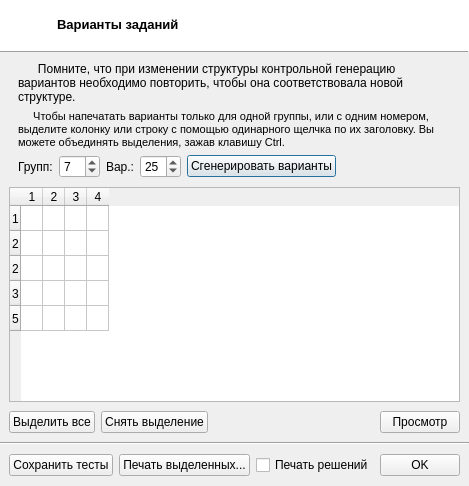
This is gui/dlgvariants.ui in gumbert/mentor2 as Qt 5 draws it before an edit. The edited form follows.
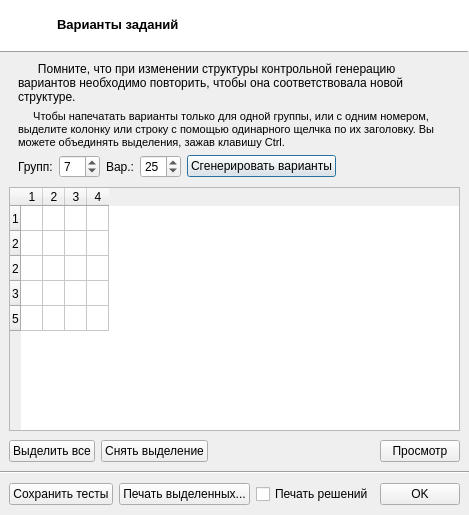
This is the edited form. Icons and pictures are not drawn.

Diff of the .ui file:
```diff
--- a/gui/dlgvariants.ui
+++ b/gui/dlgvariants.ui
@@ -7,7 +7,7 @@
     <x>0</x>
     <y>0</y>
     <width>440</width>
-    <height>486</height>
+    <height>515</height>
    </rect>
   </property>
   <property name="windowTitle">
```
Left out of the diff: 106 changed lines with no effect on the pictures.
